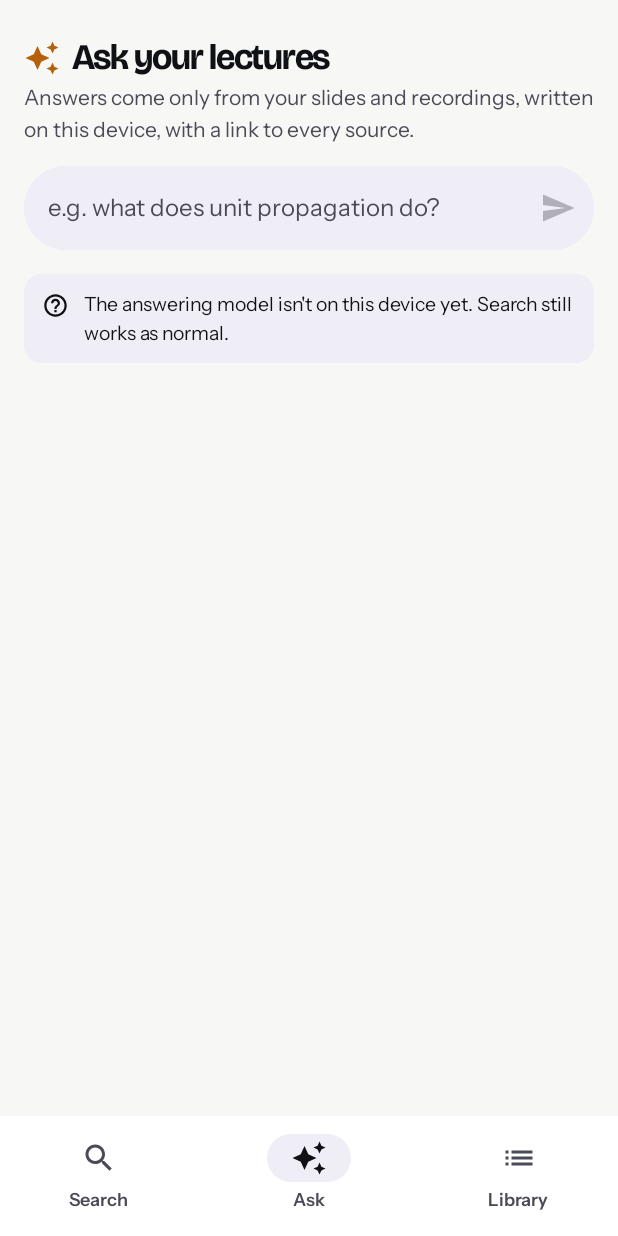
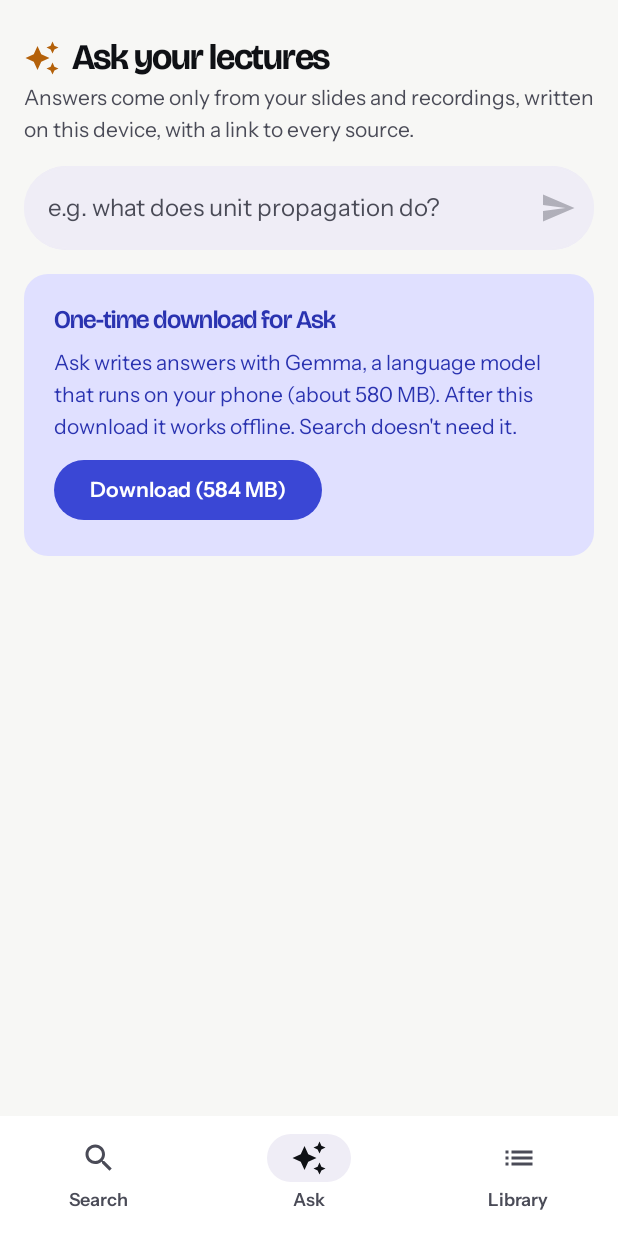
Before and after one commit to mideyy7/retrieve, an Android app built with Jetpack Compose: the AskScreen screen opened through its navigation route, on a phone screen of 412 x 824 dp. Run offline under Robolectric (Android 15) with nearby library versions, the phone set to English and light mode, and no system bars; libraries missing offline, so code that uses them is left out: com.google.ai.edge; 10 statements that could not run were skipped.

Commit message:
Deliver Gemma as an on-demand Play AI pack, with checksum checks and a download card
gemma_pack (Play for On-device AI, on-demand) holds the 584 MB model so the base
app stays small and Search never needs it. LlmModel finds the model in the pack
(or a development copy pushed over adb), verifies its SHA-256 before loading
(remembered per file version), and maps Play's download states for the UI. Ask
shows a one-time download card with progress, and Play's confirmation dialog
for large downloads over mobile data. The model file isn't committed (gated
licence); scripts/install_llm_pack.sh hard-links it into the pack for a bundle.

```diff
--- a/app/build.gradle.kts
+++ b/app/build.gradle.kts
@@ -13,6 +13,8 @@ ksp {
 }
 
 android {
+    // Play for On-device AI: the answering model ships as its own on-demand pack.
+    assetPacks += setOf(":gemma_pack")
     namespace = "com.mideyy7.retrieve"
     // compileSdk = APIs we can compile against (AndroidX needs 37+); targetSdk = runtime behaviour we opt into.
     compileSdk {
@@ -108,6 +110,8 @@ dependencies {
     debugImplementation(libs.compose.ui.tooling)
     // On-device LLM (LiteRT-LM) for answering questions; the model itself is delivered separately.
     implementation(libs.litertlm.android)
+    // Downloads the gemma_pack AI pack on demand in store builds.
+    implementation(libs.play.ai.delivery)
     // Hosts composables in an empty Activity for Compose UI tests (Robolectric, on the JVM).
     debugImplementation(libs.compose.ui.test.manifest)
 
--- a/app/src/main/java/com/mideyy7/retrieve/qa/LiteRtGenerator.kt
+++ b/app/src/main/java/com/mideyy7/retrieve/qa/LiteRtGenerator.kt
@@ -20,16 +20,6 @@ import kotlinx.coroutines.flow.flowOn
 import kotlinx.coroutines.sync.Mutex
 import kotlinx.coroutines.sync.withLock
 import java.io.File
-
-/** Where the answering model lives on the device, and whether it's there. */
-object LlmModel {
-    const val FILE_NAME = "gemma3-1b-it-int4.litertlm"
-
-    /** App-specific external storage: no permission needed, removed with the app. Filled by adb in development. */
-    fun file(context: Context): File = File(context.getExternalFilesDir(null), "llm/$FILE_NAME")
-
-    fun isInstalled(context: Context): Boolean = file(context).let { it.isFile && it.length() > 100_000_000 }
-}
 
 /**
  * Gemma 3 1B (int4) through LiteRT-LM on the CPU (the GPU path ran out of memory on the dev tablet,
@@ -76,8 +66,7 @@ class LiteRtGenerator(private val context: Context) : Generator, AutoCloseable {
     }.flowOn(Dispatchers.Default)
 
     private fun load(): Engine {
-        val model = LlmModel.file(context)
-        check(model.isFile) { "The answering model isn't installed." }
+        val model = checkNotNull(LlmModel.verifiedFile(context)) { "The answering model isn't installed." }
         ExperimentalFlags.enableBenchmark = true
         val t0 = SystemClock.elapsedRealtime()
         val e = Engine(EngineConfig(modelPath = model.absolutePath, backend = Backend.CPU(), cacheDir = context.cacheDir.path))
--- a/app/src/main/java/com/mideyy7/retrieve/ui/ask/AskScreen.kt
+++ b/app/src/main/java/com/mideyy7/retrieve/ui/ask/AskScreen.kt
@@ -60,6 +60,12 @@ import androidx.lifecycle.viewmodel.compose.viewModel
 import com.mideyy7.retrieve.R
 import com.mideyy7.retrieve.data.Weeks
 import com.mideyy7.retrieve.qa.KeySentence
+import com.mideyy7.retrieve.qa.LlmModel
+import com.mideyy7.retrieve.qa.ModelAvailability
+import androidx.activity.compose.rememberLauncherForActivityResult
+import androidx.activity.result.contract.ActivityResultContracts
+import androidx.compose.material3.Button
+import androidx.compose.ui.platform.LocalContext
 import com.mideyy7.retrieve.qa.RenderedAnswer
 import com.mideyy7.retrieve.qa.Source
 import com.mideyy7.retrieve.qa.render
@@ -88,7 +94,11 @@ fun AskScreen(
     vm: AskViewModel = viewModel(),
 ) {
     val state by vm.state.collectAsStateWithLifecycle()
+    val model by vm.model.collectAsStateWithLifecycle()
     val keyboard = LocalSoftwareKeyboardController.current
+    val context = LocalContext.current
+    // Play's "download 580 MB over mobile data?" dialog; the download carries on once accepted.
+    val confirm = rememberLauncherForActivityResult(ActivityResultContracts.StartIntentSenderForResult()) { }
     DisposableEffect(vm) {
         vm.onScreenShown()
         onDispose { vm.onScreenHidden() }
@@ -121,13 +131,47 @@ fun AskScreen(
                 },
                 onStop = vm::stop,
             )
-            if (!state.modelInstalled && state.phase == AskPhase.IDLE) {
-                Notice("The answering model isn't on this device yet. Search still works as normal.")
+            if (model !is ModelAvailability.Ready) {
+                ModelCard(model, onDownload = vm::downloadModel, onConfirm = { LlmModel.confirm(context, confirm) })
             }
             if (state.phase != AskPhase.IDLE) AnswerCard(state, onOpenSource = { onOpenSource(it, state.question) }, onSearchInstead = onSearchInstead)
         }
     }
 }
+
+/** The answering model isn't on the phone yet: offer the one-off download, then show its progress. */
+@Composable
+private fun ModelCard(model: ModelAvailability, onDownload: () -> Unit, onConfirm: () -> Unit) {
+    Card(
+        colors = CardDefaults.cardColors(containerColor = MaterialTheme.colorScheme.primaryContainer),
+        modifier = Modifier.fillMaxWidth(),
+    ) {
+        Column(Modifier.padding(20.dp), verticalArrangement = Arrangement.spacedBy(10.dp)) {
+            Text("One-time download for Ask", style = MaterialTheme.typography.titleMedium, color = MaterialTheme.colorScheme.onPrimaryContainer)
+            Text(
+                "Ask writes answers with Gemma, a language model that runs on your phone (about 580 MB). " +
+                    "After this download it works offline. Search doesn't need it.",
+                style = MaterialTheme.typography.bodyMedium,
+                color = MaterialTheme.colorScheme.onPrimaryContainer,
+            )
+            when (model) {
+                is ModelAvailability.Downloadable -> Button(onClick = onDownload) { Text("Download (${mb(model.sizeBytes ?: LlmModel.SIZE_BYTES)})") }
+                is ModelAvailability.Downloading -> {
+                    LinearProgressIndicator(progress = { if (model.total > 0) model.bytes.toFloat() / model.total else 0f }, modifier = Modifier.fillMaxWidth())
+                    Text("${mb(model.bytes)} of ${mb(model.total)}", style = MaterialTheme.typography.labelMedium, color = MaterialTheme.colorScheme.onPrimaryContainer)
+                }
+                ModelAvailability.NeedsConfirmation -> {
+                    Text("It's large, so Play asks before using mobile data.", style = MaterialTheme.typography.bodySmall, color = MaterialTheme.colorScheme.onPrimaryContainer)
+                    Button(onClick = onConfirm) { Text("Continue") }
+                }
+                is ModelAvailability.Unavailable -> Text(model.reason, style = MaterialTheme.typography.bodySmall, color = MaterialTheme.colorScheme.error)
+                ModelAvailability.Ready -> Unit
+            }
+        }
+    }
+}
+
+private fun mb(bytes: Long) = "${bytes / 1_000_000} MB"
 
 @Composable
 private fun QuestionField(value: String, busy: Boolean, onChange: (String) -> Unit, onAsk: () -> Unit, onStop: () -> Unit) {
--- a/app/src/main/java/com/mideyy7/retrieve/ui/ask/AskViewModel.kt
+++ b/app/src/main/java/com/mideyy7/retrieve/ui/ask/AskViewModel.kt
@@ -11,6 +11,9 @@ import com.mideyy7.retrieve.qa.GenerationStats
 import com.mideyy7.retrieve.qa.KeySentence
 import com.mideyy7.retrieve.qa.LiteRtGenerator
 import com.mideyy7.retrieve.qa.LlmModel
+import com.mideyy7.retrieve.qa.ModelAvailability
+import kotlinx.coroutines.flow.SharingStarted
+import kotlinx.coroutines.flow.stateIn
 import com.mideyy7.retrieve.qa.Source
 import com.mideyy7.retrieve.retrieveApp
 import com.mideyy7.retrieve.search.SearchRepository
@@ -53,6 +56,12 @@ class AskViewModel(app: Application, private val saved: SavedStateHandle) : Andr
         AskUiState(question = saved[KEY_QUESTION] ?: "", modelInstalled = LlmModel.isInstalled(app)),
     )
     val state: StateFlow<AskUiState> = _state.asStateFlow()
+
+    /** Whether the answering model is on the device, or downloading through Play. */
+    val model: StateFlow<ModelAvailability> = LlmModel.states(app)
+        .stateIn(viewModelScope, SharingStarted.WhileSubscribed(5_000), if (LlmModel.isInstalled(app)) ModelAvailability.Ready else ModelAvailability.Downloadable(null))
+
+    fun downloadModel() = LlmModel.download(getApplication())
 
     private var job: Job? = null
     private var releaseTimer: Job? = null
--- a/build.gradle.kts
+++ b/build.gradle.kts
@@ -1,5 +1,6 @@
 plugins {
     alias(libs.plugins.android.application) apply false
+    alias(libs.plugins.android.ai.pack) apply false
     alias(libs.plugins.kotlin.compose) apply false
     alias(libs.plugins.kotlin.serialization) apply false
     alias(libs.plugins.ksp) apply false
--- a/gradle/libs.versions.toml
+++ b/gradle/libs.versions.toml
@@ -51,12 +51,14 @@ robolectric = { module = "org.robolectric:robolectric", version.ref = "robolectr
 androidx-test-core = { module = "androidx.test:core", version.ref = "androidxTestCore" }
 androidx-test-junit = { module = "androidx.test.ext:junit", version.ref = "androidxTestJunit" }
 androidx-test-runner = { module = "androidx.test:runner", version.ref = "androidxTestRunner" }
+play-ai-delivery = { module = "com.google.android.play:ai-delivery", version = "0.2.0-beta01" }
 litertlm-android = { module = "com.google.ai.edge.litertlm:litertlm-android", version.ref = "litertlm" }
 litert = { module = "com.google.ai.edge.litert:litert", version.ref = "litert" }
 litert-gpu = { module = "com.google.ai.edge.litert:litert-gpu", version.ref = "litert" }
 
 [plugins]
 android-application = { id = "com.android.application", version.ref = "agp" }
+android-ai-pack = { id = "com.android.ai-pack", version.ref = "agp" }
 kotlin-compose = { id = "org.jetbrains.kotlin.plugin.compose", version.ref = "kotlin" }
 kotlin-serialization = { id = "org.jetbrains.kotlin.plugin.serialization", version.ref = "kotlin" }
 ksp = { id = "com.google.devtools.ksp", version.ref = "ksp" }
--- a/settings.gradle.kts
+++ b/settings.gradle.kts
@@ -16,3 +16,4 @@ dependencyResolutionManagement {
 
 rootProject.name = "Retrieve"
 include(":app")
+include(":gemma_pack")
```
Also changed, not shown: app/src/main/java/com/mideyy7/retrieve/qa/LlmModel.kt (added, +112 -0 lines), gemma_pack/build.gradle.kts (added, +14 -0 lines), 2 other files.
